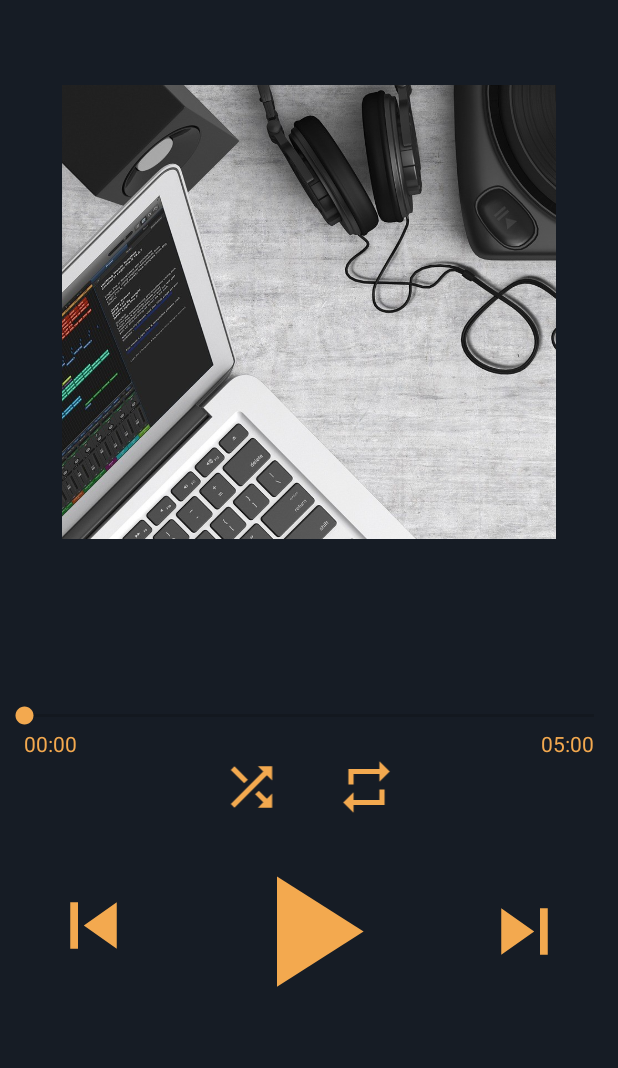
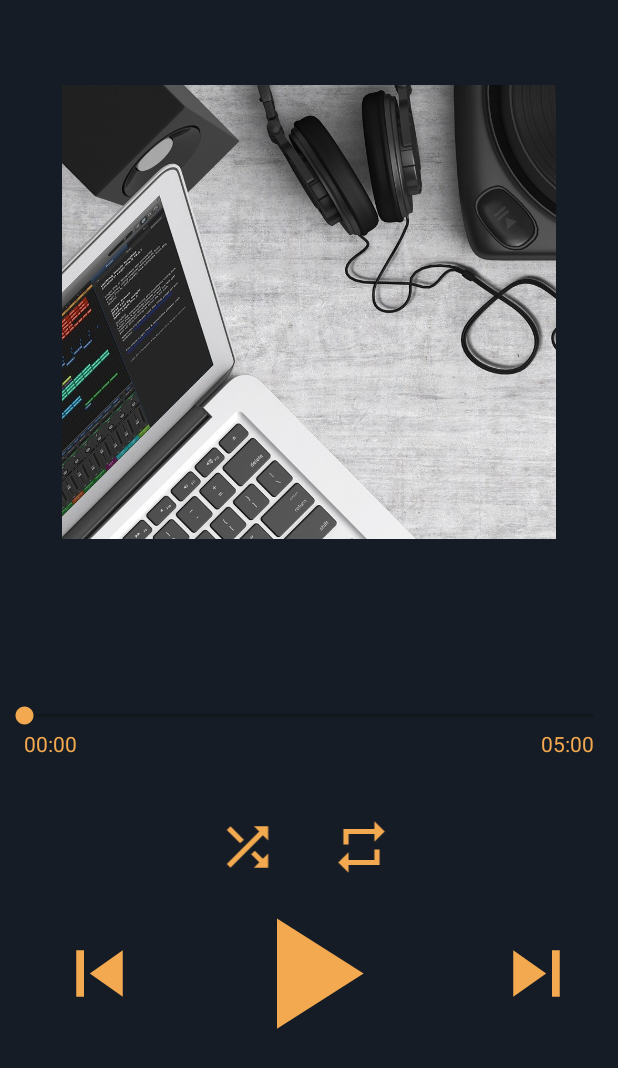
Before and after one commit to cchhu/TAMZ2-projekt, an Android app: the Player screen opened directly, with no data from a screen before it, on a phone screen of 412 x 824 dp. Shown: the top 1068 px of the screen. Run offline under Robolectric (Android 15) with nearby library versions, the phone set to English and light mode, and no system bars; 6 statements that could not run were skipped.

Commit message:
17. commit - player layout update, bugfixes shuffle and repeat songs

```diff
--- a/app/src/main/res/layout/activity_player.xml
+++ b/app/src/main/res/layout/activity_player.xml
@@ -49,9 +49,9 @@
         android:id="@+id/imageView8"
         android:layout_width="170dp"
         android:layout_height="62dp"
-        android:layout_marginTop="100dp"
-        android:layout_marginEnd="160dp"
-        android:layout_marginRight="160dp"
+        android:layout_marginTop="132dp"
+        android:layout_marginEnd="156dp"
+        android:layout_marginRight="156dp"
         app:layout_constraintEnd_toEndOf="@+id/imageView6"
         app:layout_constraintTop_toBottomOf="@+id/seekBar2"
         app:srcCompat="@drawable/ic_skip_previous_black_24dp" />
@@ -60,9 +60,9 @@
         android:id="@+id/imageView7"
         android:layout_width="170dp"
         android:layout_height="62dp"
-        android:layout_marginStart="160dp"
-        android:layout_marginLeft="160dp"
-        android:layout_marginTop="104dp"
+        android:layout_marginStart="168dp"
+        android:layout_marginLeft="168dp"
+        android:layout_marginTop="132dp"
         android:contentDescription="TODO"
         app:layout_constraintStart_toStartOf="@+id/imageView6"
         app:layout_constraintTop_toBottomOf="@+id/seekBar2"
@@ -72,9 +72,9 @@
         android:id="@+id/imageView6"
         android:layout_width="202dp"
         android:layout_height="126dp"
-        android:layout_marginTop="72dp"
+        android:layout_marginTop="100dp"
         app:layout_constraintEnd_toEndOf="parent"
-        app:layout_constraintHorizontal_bias="0.498"
+        app:layout_constraintHorizontal_bias="0.497"
         app:layout_constraintStart_toStartOf="parent"
         app:layout_constraintTop_toBottomOf="@+id/seekBar2"
         app:srcCompat="@drawable/ic_play_arrow_black_24dp" />
@@ -108,9 +108,9 @@
         android:id="@+id/rep"
         android:layout_width="63dp"
         android:layout_height="41dp"
-        android:layout_marginTop="36dp"
+        android:layout_marginTop="76dp"
         app:layout_constraintEnd_toEndOf="parent"
-        app:layout_constraintHorizontal_bias="0.609"
+        app:layout_constraintHorizontal_bias="0.6"
         app:layout_constraintStart_toStartOf="parent"
         app:layout_constraintTop_toTopOf="@+id/seekBar2"
         app:srcCompat="@drawable/ic_repeat_black_24dp" />
@@ -119,7 +119,7 @@
         android:id="@+id/random"
         android:layout_width="63dp"
         android:layout_height="41dp"
-        android:layout_marginTop="36dp"
+        android:layout_marginTop="76dp"
         app:layout_constraintEnd_toStartOf="@+id/rep"
         app:layout_constraintHorizontal_bias="0.912"
         app:layout_constraintStart_toStartOf="parent"
```
Also changed, not shown: app/src/main/java/com/example/hudebniprehravac/Player.java (+55 -4 lines).
